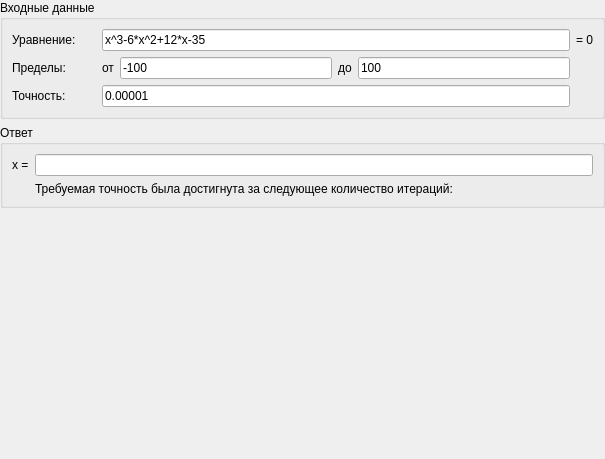
Before: the Qt Designer form Frames/nonlinearEquationsFrame.ui in EgorAlmikeev/ProjectX, drawn with Qt 5.
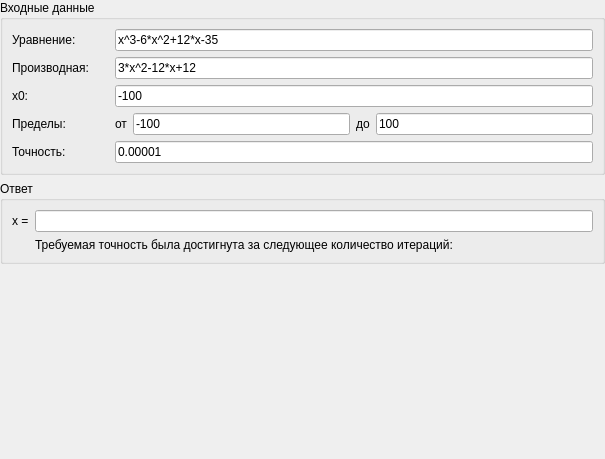
After: the same form once the commit is applied.

The edit to the form file:
```diff
--- a/Frames/nonlinearEquationsFrame.ui
+++ b/Frames/nonlinearEquationsFrame.ui
@@ -67,83 +67,21 @@
         <property name="spacing">
          <number>6</number>
         </property>
-        <item row="1" column="0">
-         <widget class="QLabel" name="limitLabel">
-          <property name="autoFillBackground">
-           <bool>false</bool>
-          </property>
+        <item row="1" column="2" colspan="4">
+         <widget class="QLineEdit" name="derivativeEdit">
           <property name="text">
-           <string>Пределы:</string>
+           <string>3*x^2-12*x+12</string>
           </property>
          </widget>
         </item>
-        <item row="0" column="0">
-         <widget class="QLabel" name="equationLabel">
-          <property name="autoFillBackground">
-           <bool>false</bool>
-          </property>
+        <item row="2" column="0">
+         <widget class="QLabel" name="x0Label">
           <property name="text">
-           <string>Уравнение:</string>
+           <string>x0:</string>
           </property>
          </widget>
         </item>
-        <item row="1" column="4">
-         <widget class="QLabel" name="aLabel">
-          <property name="autoFillBackground">
-           <bool>false</bool>
-          </property>
-          <property name="text">
-           <string>до</string>
-          </property>
-         </widget>
-        </item>
-        <item row="3" column="0">
-         <widget class="QLabel" name="iterationLabel">
-          <property name="autoFillBackground">
-           <bool>false</bool>
-          </property>
-          <property name="text">
-           <string>Точность:</string>
-          </property>
-         </widget>
-        </item>
-        <item row="1" column="2">
-         <widget class="QLabel" name="bLabel">
-          <property name="autoFillBackground">
-           <bool>false</bool>
-          </property>
-          <property name="text">
-           <string>от</string>
-          </property>
-         </widget>
-        </item>
-        <item row="1" column="3">
-         <widget class="QLineEdit" name="limitAEdit">
-          <property name="autoFillBackground">
-           <bool>false</bool>
-          </property>
-          <property name="text">
-           <string>-100</string>
-          </property>
-          <property name="frame">
-           <bool>true</bool>
-          </property>
-         </widget>
-        </item>
-        <item row="0" column="2" colspan="4">
-         <widget class="QLineEdit" name="equationEdit">
-          <property name="autoFillBackground">
-           <bool>false</bool>
-          </property>
-          <property name="text">
-           <string>x^3-6*x^2+12*x-35</string>
-          </property>
-          <property name="frame">
-           <bool>true</bool>
-          </property>
-         </widget>
-        </item>
-        <item row="1" column="1">
+        <item row="4" column="1">
          <spacer name="horizontalSpacer">
           <property name="orientation">
            <enum>Qt::Horizontal</enum>
@@ -159,14 +97,14 @@
           </property>
          </spacer>
         </item>
-        <item row="0" column="6">
-         <widget class="QLabel" name="label_2">
+        <item row="2" column="2" colspan="4">
+         <widget class="QLineEdit" name="x0Edit">
           <property name="text">
-           <string>= 0</string>
+           <string>-100</string>
           </property>
          </widget>
         </item>
-        <item row="1" column="5">
+        <item row="3" column="5">
          <widget class="QLineEdit" name="limitBEdit">
           <property name="autoFillBackground">
            <bool>false</bool>
@@ -179,7 +117,90 @@
           </property>
          </widget>
         </item>
-        <item row="3" column="2" colspan="4">
+        <item row="0" column="0">
+         <widget class="QLabel" name="equationLabel">
+          <property name="autoFillBackground">
+           <bool>false</bool>
+          </property>
+          <property name="text">
+           <string>Уравнение:</string>
+          </property>
+         </widget>
+        </item>
+        <item row="1" column="0">
+         <widget class="QLabel" name="derivativeLabel">
+          <property name="text">
+           <string>Производная:</string>
+          </property>
+         </widget>
+        </item>
+        <item row="3" column="2">
+         <widget class="QLabel" name="bLabel">
+          <property name="autoFillBackground">
+           <bool>false</bool>
+          </property>
+          <property name="text">
+           <string>от</string>
+          </property>
+         </widget>
+        </item>
+        <item row="3" column="3">
+         <widget class="QLineEdit" name="limitAEdit">
+          <property name="autoFillBackground">
+           <bool>false</bool>
+          </property>
+          <property name="text">
+           <string>-100</string>
+          </property>
+          <property name="frame">
+           <bool>true</bool>
+          </property>
+         </widget>
+        </item>
+        <item row="0" column="2" colspan="4">
+         <widget class="QLineEdit" name="equationEdit">
+          <property name="autoFillBackground">
+           <bool>false</bool>
+          </property>
+          <property name="text">
+           <string>x^3-6*x^2+12*x-35</string>
+          </property>
+          <property name="frame">
+           <bool>true</bool>
+          </property>
+         </widget>
+        </item>
+        <item row="3" column="0">
+         <widget class="QLabel" name="limitLabel">
+          <property name="autoFillBackground">
+           <bool>false</bool>
+          </property>
+          <property name="text">
+           <string>Пределы:</string>
+          </property>
+         </widget>
+        </item>
+        <item row="3" column="4">
+         <widget class="QLabel" name="aLabel">
+          <property name="autoFillBackground">
+           <bool>false</bool>
+          </property>
+          <property name="text">
+           <string>до</string>
+          </property>
+         </widget>
+        </item>
+        <item row="4" column="0">
+         <widget class="QLabel" name="iterationLabel">
+          <property name="autoFillBackground">
+           <bool>false</bool>
+          </property>
+          <property name="text">
+           <string>Точность:</string>
+          </property>
+         </widget>
+        </item>
+        <item row="4" column="2" colspan="4">
          <widget class="QLineEdit" name="epsilonEdit">
           <property name="text">
            <string>0.00001</string>
```
